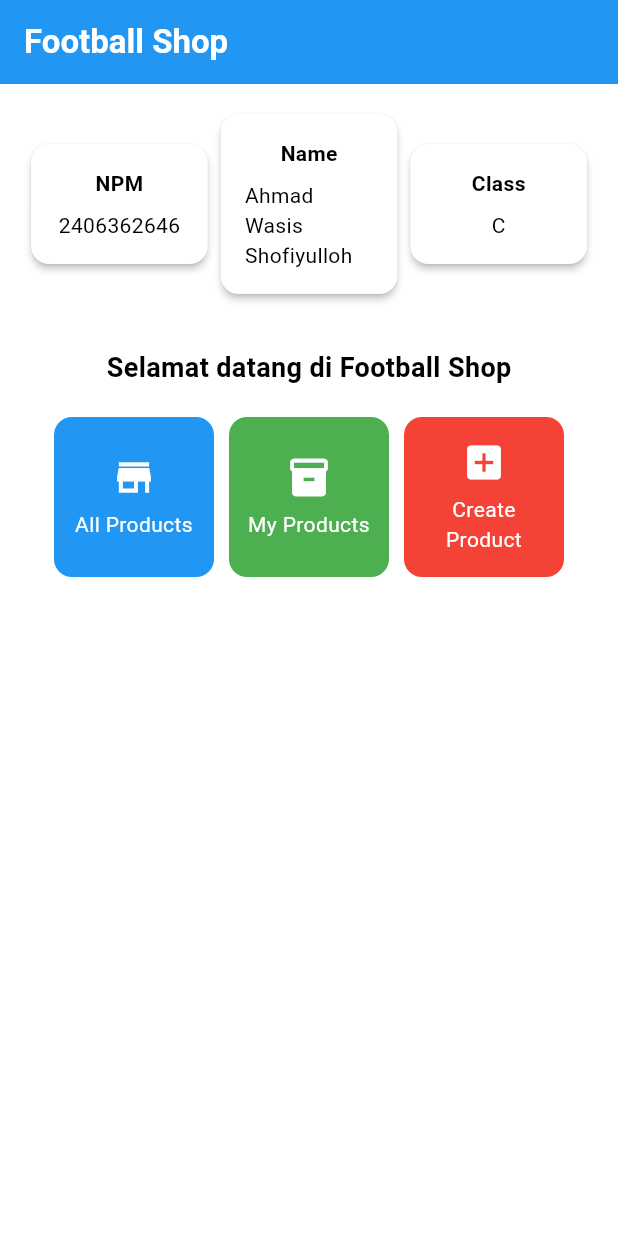
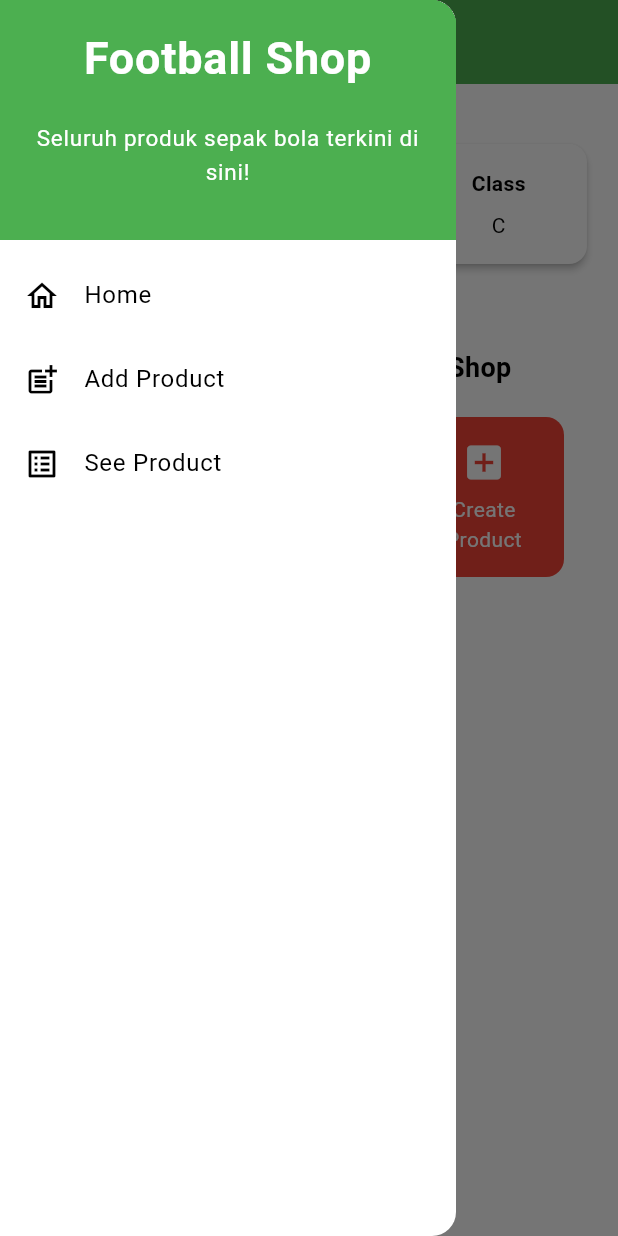
Before and after one commit to AhmadWasisShofiyulloh/football-shop-mobile, a Flutter app: the screen it shows after launch, with the side drawer open (before the commit the screen has no drawer), on a phone screen of 412 x 824 dp. Run offline on Flutter 3.47's test engine with Material 3 defaults, Android fonts, the phone set to English and light mode, and no system bars.

Commit message:
Finish tugas 8

```diff
--- a/lib/main.dart
+++ b/lib/main.dart
@@ -1,5 +1,5 @@
 import 'package:flutter/material.dart';
-import 'package:football_shop/menu.dart';
+import 'package:football_shop/screens/menu.dart';
 
 void main() {
   runApp(const MyApp());
@@ -14,7 +14,7 @@
     return MaterialApp(
       title: 'Football Shop',
       theme: ThemeData(
-        colorScheme: ColorScheme.fromSwatch(primarySwatch: Colors.blue).copyWith(secondary: Colors.blueAccent[400]),
+        colorScheme: ColorScheme.fromSwatch(primarySwatch: Colors.green).copyWith(secondary: Colors.greenAccent[400]),
       ),
       home: MyHomePage()
     );
--- a/lib/menu.dart
+++ b/lib/screens/menu.dart
@@ -1,4 +1,6 @@
 import 'package:flutter/material.dart';
+import 'package:football_shop/widgets/left_drawer.dart';
+import 'package:football_shop/widgets/product_card.dart';
 
 class MyHomePage extends StatelessWidget {
   MyHomePage({super.key});
@@ -29,6 +31,7 @@
           // Warna latar belakang AppBar diambil dari skema warna tema aplikasi.
           backgroundColor: Theme.of(context).colorScheme.primary,
         ),
+        drawer: LeftDrawer(),
         // Body halaman dengan padding di sekelilingnya.
         body: Padding(
           padding: const EdgeInsets.all(16.0),
@@ -109,7 +112,7 @@
         // Mengatur ukuran dan jarak di dalam kartu.
         width: MediaQuery.of(context).size.width / 3.5, // menyesuaikan dengan lebar device yang digunakan.
         padding: const EdgeInsets.all(16.0),
-        // Menyusun title dan content secara vertikal.
+        // Menyusun name, price dan description secara vertikal.
         child: Column(
           children: [
             Text(
@@ -132,57 +135,3 @@
 
  ItemHomepage(this.name, this.icon, this.color);
 }
-
-class ItemCard extends StatelessWidget {
-  // Menampilkan kartu dengan ikon dan nama.
-
-  final ItemHomepage item;
-
-  const ItemCard(this.item, {super.key});
-
-  @override
-  Widget build(BuildContext context) {
-    return Material(
-      // Menentukan warna latar belakang dari tema aplikasi.
-      color: item.color,
-      // Membuat sudut kartu melengkung.
-      borderRadius: BorderRadius.circular(12),
-
-      child: InkWell(
-        // Aksi ketika kartu ditekan.
-        onTap: () {
-          // Menampilkan pesan SnackBar saat kartu ditekan.
-          ScaffoldMessenger.of(context)
-            ..hideCurrentSnackBar()
-            ..showSnackBar(
-              SnackBar(content: Text("Kamu telah menekan tombol ${item.name}!"))
-            );
-        },
-        // Container untuk menyimpan Icon dan Text
-        child: Container(
-          padding: const EdgeInsets.all(8),
-          child: Center(
-            child: Column(
-              // Menyusun ikon dan teks di tengah kartu.
-              mainAxisAlignment: MainAxisAlignment.center,
-              children: [
-                Icon(
-                  item.icon,
-                  color: Colors.white,
-                  size: 30.0,
-                ),
-                const Padding(padding: EdgeInsets.all(3)),
-                Text(
-                  item.name,
-                  textAlign: TextAlign.center,
-                  style: const TextStyle(color: Colors.white),
-                ),
-              ],
-            ),
-          ),
-        ),
-      ),
-    );
-  }
-
-}
--- /dev/null
+++ b/lib/widgets/left_drawer.dart
@@ -0,0 +1,86 @@
+import 'package:flutter/material.dart';
+import 'package:football_shop/screens/menu.dart';
+import 'package:football_shop/screens/productlist_form.dart';
+
+class LeftDrawer extends StatelessWidget {
+  const LeftDrawer({super.key});
+
+  @override
+  Widget build(BuildContext context) {
+    return Drawer(
+      child: ListView(
+        children: [
+          const DrawerHeader(
+            decoration: BoxDecoration(
+              color: Colors.green,
+            ),
+            child: Column(
+              children: [
+                Text(
+                  'Football Shop',
+                  textAlign: TextAlign.center,
+                  style: TextStyle(
+                    fontSize: 30,
+                    fontWeight: FontWeight.bold,
+                    color: Colors.white,
+                  ),
+                ),
+                Padding(padding: EdgeInsets.all(10)),
+                Text("Seluruh produk sepak bola terkini di sini!",
+                    // Tambahkan gaya teks dengan center alignment, font ukuran 15, warna putih, dan weight biasa
+                    textAlign: TextAlign.center,
+                    style: TextStyle(
+                      fontSize: 15,
+                      color: Colors.white,
+                    ),
+                    ),
+              ],
+            ),
+          ),
+          // Bagian routing
+          ListTile(
+            leading: const Icon(Icons.home_outlined),
+            title: const Text('Home'),
+            // Bagian redirection ke MyHomePage
+            onTap: () {
+              Navigator.pushReplacement(
+                  context,
+                  MaterialPageRoute(
+                    builder: (context) => MyHomePage(),
+                  ));
+            },
+          ),
+          ListTile(
+            leading: const Icon(Icons.post_add),
+            title: const Text('Add Product'),
+            // Bagian redirection ke ProductFormPage
+            onTap: () {
+              /*
+              Buatlah routing ke ProductFormPage di sini,
+              setelah halaman ProductFormPage sudah dibuat.
+              */
+              Navigator.pushReplacement(
+                  context,
+                  MaterialPageRoute(
+                    builder: (context) => const ProductFormPage(),
+                  ));
+            },
+          ),
+          // Buat ListTile baru untuk ke halaman melihat product
+          ListTile(
+            leading: const Icon(Icons.list_alt),
+            title: const Text('See Product'),
+            onTap: () {
+              Navigator.pushReplacement(
+                  context,
+                  MaterialPageRoute(
+                    // Assuming you'll have a dedicated ProductListPage later
+                    builder: (context) => MyHomePage(), // Placeholder for now
+                  ));
+            },
+          ),
+        ],
+      ),
+    );
+  }
+}
--- /dev/null
+++ b/lib/widgets/product_card.dart
@@ -0,0 +1,66 @@
+import 'package:flutter/material.dart';
+import 'package:football_shop/screens/menu.dart';
+import 'package:football_shop/screens/productlist_form.dart';
+
+class ItemCard extends StatelessWidget {
+  // Menampilkan kartu dengan ikon dan nama.
+
+  final ItemHomepage item;
+
+  const ItemCard(this.item, {super.key});
+
+  @override
+  Widget build(BuildContext context) {
+    return Material(
+      // Menentukan warna latar belakang dari tema aplikasi.
+      color: item.color,
+      // Membuat sudut kartu melengkung.
+      borderRadius: BorderRadius.circular(12),
+
+      child: InkWell(
+        // Aksi ketika kartu ditekan.
+        onTap: () {
+          // Menampilkan pesan SnackBar saat kartu ditekan.
+          ScaffoldMessenger.of(context)
+            ..hideCurrentSnackBar()
+            ..showSnackBar(SnackBar(
+                content: Text("Kamu telah menekan tombol ${item.name}!")));
+
+          // Navigate ke route yang sesuai (tergantung jenis tombol)
+          if (item.name == "Create Product") {
+            // Gunakan Navigator.push untuk melakukan navigasi ke MaterialPageRoute yang mencakup ProductFormPage.
+            Navigator.push(
+                context,
+                MaterialPageRoute(
+                  builder: (context) => const ProductFormPage(),
+                ));
+          }
+        },
+        // Container untuk menyimpan Icon dan Text
+        child: Container(
+          padding: const EdgeInsets.all(8),
+          child: Center(
+            child: Column(
+              // Menyusun ikon dan teks di tengah kartu.
+              mainAxisAlignment: MainAxisAlignment.center,
+              children: [
+                Icon(
+                  item.icon,
+                  color: Colors.white,
+                  size: 30.0,
+                ),
+                const Padding(padding: EdgeInsets.all(3)),
+                Text(
+                  item.name,
+                  textAlign: TextAlign.center,
+                  style: const TextStyle(color: Colors.white),
+                ),
+              ],
+            ),
+          ),
+        ),
+      ),
+    );
+  }
+
+}
```
Also changed, not shown: lib/screens/productlist_form.dart (added, +265 -0 lines), 1 other file.
